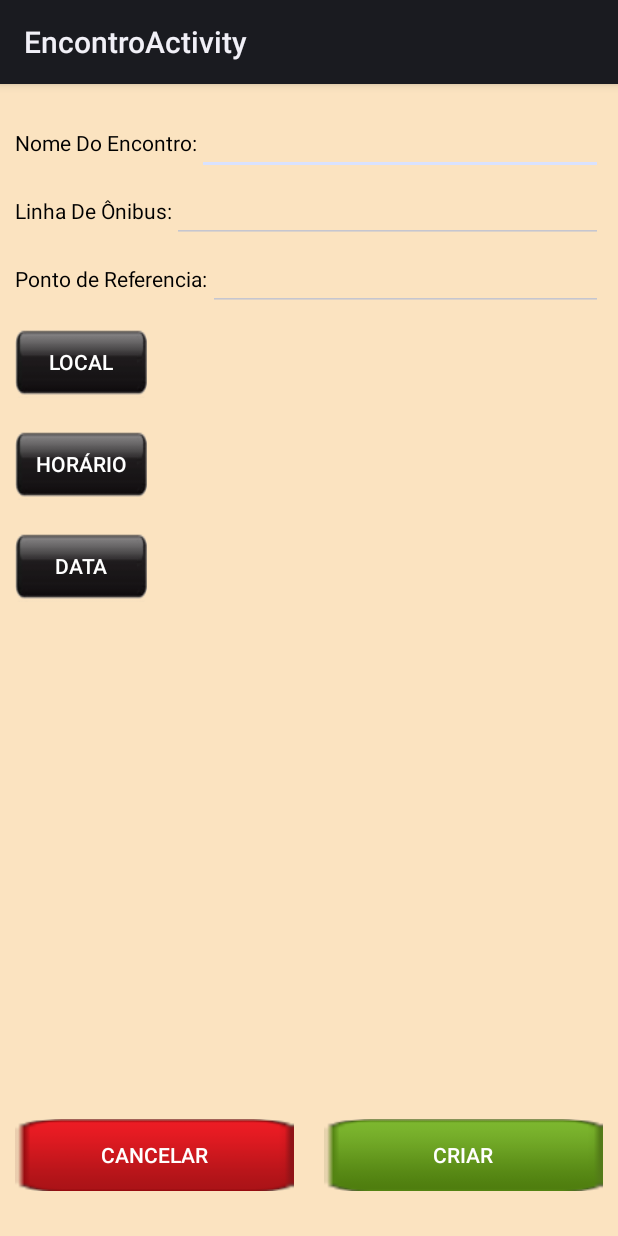
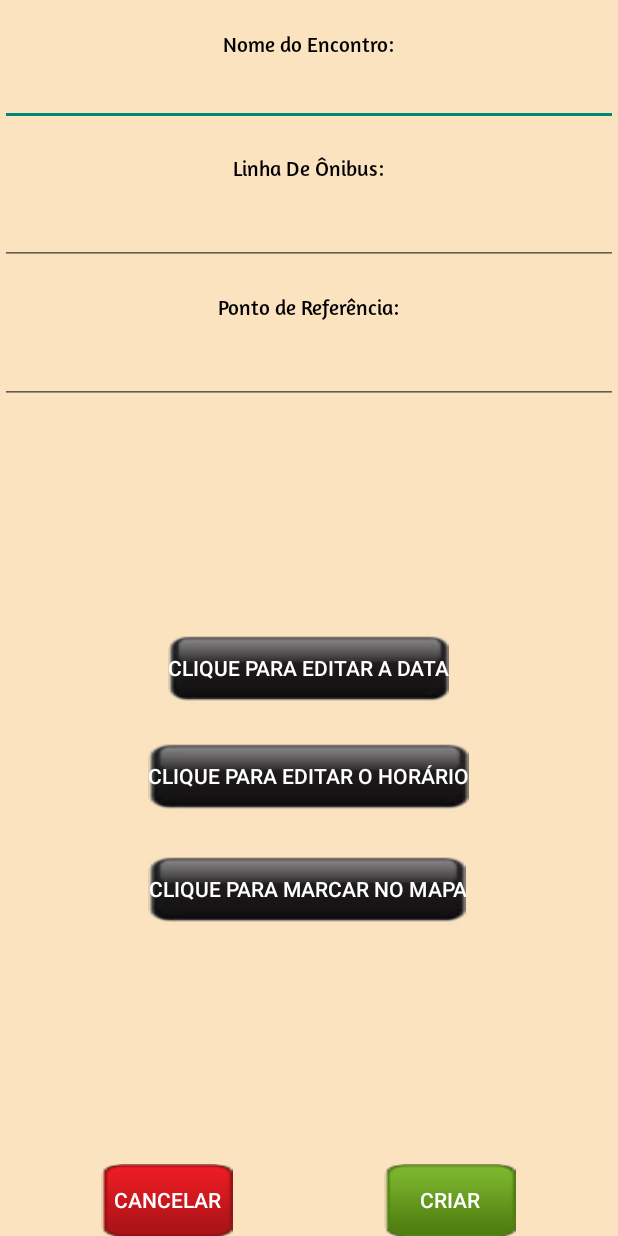
Before and after one commit to leonardoavelino/CiaDoBusao, an Android app: the NovoEncontroActivity screen opened directly, with no data from a screen before it, on a phone screen of 412 x 824 dp. Run offline under Robolectric (Android 15) with nearby library versions, the phone set to English and light mode, and no system bars.

Commit message:
Fix Parse Initialization, Hierarchy, Design

```diff
--- a/app/src/main/java/com/example/snakechild/ciadobusao/MainActivity.java
+++ b/app/src/main/java/com/example/snakechild/ciadobusao/MainActivity.java
@@ -21,6 +21,8 @@ import com.facebook.GraphRequest;
 import com.facebook.GraphResponse;
 import com.facebook.login.LoginResult;
 import com.facebook.login.widget.LoginButton;
+import com.parse.Parse;
+import com.parse.ParseInstallation;
 
 import org.json.JSONException;
 import org.json.JSONObject;
@@ -33,6 +35,19 @@ public class MainActivity extends Activity {
     @Override
     protected void onCreate(Bundle savedInstanceState) {
         super.onCreate(savedInstanceState);
+
+        //BD
+        Parse.enableLocalDatastore(this);
+
+        //Notificacao
+        Parse.initialize(this, "r2Hs81lOwoi7YK9mby5m49409JuOx5EzpBULMNnP", "tdeLsjWBSqTd5KRCoULEScSbzKHpW80m2bpHQZzZ");
+        ParseInstallation.getCurrentInstallation().saveInBackground();
+
+        //EXAMPLE
+        //ParseObject testObject = new ParseObject("TestObject");
+        //testObject.put("foo", "bar");
+        //testObject.saveInBackground();
+
         FacebookSdk.sdkInitialize(getApplicationContext());
         mCallbackManager = CallbackManager.Factory.create();
         setContentView(R.layout.activity_main);
--- a/app/src/main/java/com/example/snakechild/ciadobusao/NovoEncontroActivity.java
+++ b/app/src/main/java/com/example/snakechild/ciadobusao/NovoEncontroActivity.java
@@ -1,14 +1,41 @@
 package com.example.snakechild.ciadobusao;
 
 import android.app.Activity;
+import android.graphics.Typeface;
 import android.os.Bundle;
+import android.view.WindowManager;
+import android.widget.TextView;
+
+import com.example.snakechild.ciadobusao.util.CustomizeFont;
 
 
 public class NovoEncontroActivity extends Activity {
+
+    private static TextView nomeText;
+    private static TextView linhaText;
+    private static TextView pontoRefText;
 
     @Override
     protected void onCreate(Bundle savedInstanceState) {
         super.onCreate(savedInstanceState);
         setContentView(R.layout.activity_novoencontro);
+
+        nomeText = (TextView) this.findViewById(R.id.idNomeEnc);
+        linhaText = (TextView) this.findViewById(R.id.idLinhaOnibusText);
+        pontoRefText = (TextView) this.findViewById(R.id.idPontoRefText);
+        customizeItems();
+    }
+
+    public void customizeItems(){
+        getWindow().setFlags(WindowManager.LayoutParams.FLAG_FULLSCREEN,
+                WindowManager.LayoutParams.FLAG_FULLSCREEN);
+        CustomizeFont.customizeFont(this, "Amaranth-Regular.otf", nomeText);
+        CustomizeFont.customizeFont(this, "Amaranth-Regular.otf", linhaText);
+        CustomizeFont.customizeFont(this, "Amaranth-Regular.otf", pontoRefText);
+    }
+
+    @Override
+    public void onBackPressed() {
+        super.onBackPressed();
     }
 }
--- a/app/src/main/java/com/example/snakechild/ciadobusao/PerfilActivity.java
+++ b/app/src/main/java/com/example/snakechild/ciadobusao/PerfilActivity.java
@@ -1,26 +1,20 @@
 package com.example.snakechild.ciadobusao;
 
 import android.app.Activity;
-import android.graphics.Bitmap;
-import android.support.v7.app.ActionBarActivity;
+import android.content.Intent;
 import android.os.Bundle;
-import android.util.Log;
-import android.view.Menu;
 import android.view.MenuItem;
+import android.view.View;
+import android.view.WindowManager;
 import android.widget.TextView;
 
+import com.example.snakechild.ciadobusao.util.CustomizeFont;
+import com.facebook.AccessToken;
 import com.facebook.GraphRequest;
-import com.facebook.AccessToken;
 import com.facebook.GraphResponse;
 import com.facebook.login.widget.ProfilePictureView;
-import com.parse.Parse;
-import com.parse.ParseInstallation;
-import com.parse.ParseObject;
 
-import org.json.JSONException;
 import org.json.JSONObject;
-
-import java.io.ByteArrayOutputStream;
 
 
 public class PerfilActivity extends Activity {
@@ -34,8 +28,12 @@ public class PerfilActivity extends Activity {
         super.onCreate(savedInstanceState);
         setContentView(R.layout.activity_perfil);
 
+        // Hide the Status Bar
+        getWindow().setFlags(WindowManager.LayoutParams.FLAG_FULLSCREEN,
+                WindowManager.LayoutParams.FLAG_FULLSCREEN);
+
         userNameView = (TextView) this.findViewById(R.id.selection_user_name);
-        //userNameView.setText(user.getName());
+        CustomizeFont.customizeFont(this, "Amaranth-Regular.otf", userNameView);
         profilePictureView = (ProfilePictureView) this
                 .findViewById(R.id.selection_profile_pic);
         profilePictureView.setCropped(true);
@@ -43,18 +41,13 @@ public class PerfilActivity extends Activity {
         if (accessToken != null) {
             makeMeRequest(accessToken);
         }
+    }
 
-        //BD
-        Parse.enableLocalDatastore(this);
+    public void criarNovoEncontro(View v){
+        Intent i = new Intent();
+        i.setClass(getApplicationContext(), NovoEncontroActivity.class);
+        startActivity(i);
 
-        //Notificacao
-        Parse.initialize(this, "r2Hs81lOwoi7YK9mby5m49409JuOx5EzpBULMNnP", "tdeLsjWBSqTd5KRCoULEScSbzKHpW80m2bpHQZzZ");
-        ParseInstallation.getCurrentInstallation().saveInBackground();
-
-        //EXAMPLE
-        //ParseObject testObject = new ParseObject("TestObject");
-        //testObject.put("foo", "bar");
-        //testObject.saveInBackground();
     }
 
     private void makeMeRequest(AccessToken accessToken) {
@@ -74,7 +67,7 @@ public class PerfilActivity extends Activity {
     @Override
     public void onBackPressed() {
         super.onBackPressed();
-        finish();
+        //finish();
     }
 
     @Override
--- /dev/null
+++ b/app/src/main/java/com/example/snakechild/ciadobusao/util/CustomizeFont.java
@@ -0,0 +1,17 @@
+package com.example.snakechild.ciadobusao.util;
+
+import android.app.Activity;
+import android.graphics.Typeface;
+import android.widget.TextView;
+
+/**
+ * Created by Ramon on 05/05/2015.
+ */
+public class CustomizeFont {
+
+    public static void customizeFont(Activity activity, String font, TextView textView){
+        Typeface typeFont = Typeface.createFromAsset(activity.getAssets(), font);
+        textView.setTypeface(typeFont);
+
+    }
+}
--- a/app/src/main/res/layout/activity_novoencontro.xml
+++ b/app/src/main/res/layout/activity_novoencontro.xml
@@ -3,101 +3,92 @@
     android:layout_width="match_parent"
     android:layout_height="match_parent"
     android:orientation="vertical"
-    android:background="#fffbe3c0">
+    android:background="#fffbe3c0"
+    android:id="@+id/idNewEncontro" >
 
-    <LinearLayout
-        android:layout_width="match_parent"
-        android:layout_height="wrap_content"
-        android:orientation="horizontal"
-        android:paddingTop="15dp" >
+    <RelativeLayout
+        android:layout_width="fill_parent"
+        android:layout_height="fill_parent">
 
         <TextView
-            android:id="@+id/textView"
+            android:id="@+id/idNomeEnc"
             android:layout_width="wrap_content"
             android:layout_height="wrap_content"
-            android:layout_marginLeft="10dp"
             android:maxLines="1"
             android:singleLine="true"
-            android:text="Nome Do Encontro:"
-            android:textColor="#000000"/>
+            android:text="@string/str_nome_do_encontro"
+            android:textColor="#000000"
+            android:textStyle="normal"
+            android:fontFamily="@string/com_facebook_loginview_log_in_button_long"
+            android:layout_alignParentTop="true"
+            android:layout_centerHorizontal="true"
+            android:layout_marginTop="21dp" />
 
         <EditText
             android:id="@+id/nomeEdit"
+            android:layout_width="0dp"
+            android:layout_height="wrap_content"
+            android:ems="10"
+            android:inputType="textPersonName"
+            android:maxLines="1"
+            android:singleLine="true"
+            android:layout_below="@+id/idNomeEnc"
+            android:layout_alignParentRight="true"
+            android:layout_alignParentEnd="true"
+            android:layout_toEndOf="@+id/linhaEdit"
+            android:layout_alignParentLeft="true"
+            android:layout_alignParentStart="true" />
+
+        <TextView
+            android:id="@+id/idLinhaOnibusText"
             android:layout_width="wrap_content"
             android:layout_height="wrap_content"
-            android:layout_marginRight="10dp"
+            android:text="@string/linha_onibus_str"
+            android:textColor="#000000"
+            android:layout_marginTop="20dp"
+            android:layout_below="@+id/nomeEdit"
+            android:layout_centerHorizontal="true" />
+
+        <EditText
+            android:id="@+id/linhaEdit"
+            android:layout_width="0dp"
+            android:layout_height="wrap_content"
+            android:ems="10"
+            android:inputType="textPersonName"
+            android:maxLines="1"
+            android:singleLine="true"
+            android:layout_marginTop="10dp"
+            android:layout_below="@+id/idLinhaOnibusText"
+            android:layout_alignParentRight="true"
+            android:layout_alignParentEnd="true"
+            android:layout_alignParentLeft="true"
+            android:layout_alignParentStart="true" />
+
+        <TextView
+            android:id="@+id/idPontoRefText"
+            android:layout_width="wrap_content"
+            android:layout_height="wrap_content"
+            android:text="@string/ponto_ref_str"
+            android:textColor="#000000"
+            android:layout_marginTop="20dp"
+            android:layout_below="@+id/linhaEdit"
+            android:layout_centerHorizontal="true" />
+
+        <EditText
+            android:id="@+id/pontoEdit"
+            android:layout_width="0dp"
+            android:layout_height="wrap_content"
             android:layout_weight="1"
             android:ems="10"
             android:inputType="textPersonName"
             android:maxLines="1"
-            android:singleLine="true" />
-    </LinearLayout>
-
-    <LinearLayout
-        android:layout_width="match_parent"
-        android:layout_height="wrap_content"
-        android:orientation="horizontal" >
-
-        <TextView
-            android:id="@+id/textView2"
-            android:layout_width="wrap_content"
-            android:layout_height="wrap_content"
-            android:layout_marginLeft="10dp"
-            android:text="Linha De Ônibus:"
-            android:textColor="#000000"/>
-
-        <EditText
-            android:id="@+id/linhaEdit"
-            android:layout_width="wrap_content"
-            android:layout_height="wrap_content"
-            android:layout_marginRight="10dp"
-            android:layout_weight="1"
-            android:ems="10"
-            android:inputType="textPersonName"
-            android:maxLines="1"
-            android:singleLine="true" />
-    </LinearLayout>
-
-    <LinearLayout
-        android:layout_width="match_parent"
-        android:layout_height="wrap_content"
-        android:orientation="horizontal" >
-
-        <TextView
-            android:id="@+id/textView3"
-            android:layout_width="wrap_content"
-            android:layout_height="wrap_content"
-            android:layout_marginLeft="10dp"
-            android:text="Ponto de Referencia:"
-            android:textColor="#000000"/>
-
-        <EditText
-            android:id="@+id/pontoEdit"
-            android:layout_width="wrap_content"
-            android:layout_height="wrap_content"
-            android:layout_marginRight="10dp"
-            android:layout_weight="1"
-            android:ems="10"
-            android:inputType="textPersonName"
-            android:maxLines="1"
-            android:singleLine="true" />
-    </LinearLayout>
-
-    <RelativeLayout
-        android:layout_width="match_parent"
-        android:layout_height="wrap_content"
-        android:orientation="horizontal" >
-
-        <Button
-            android:id="@+id/buttonLocal"
-            android:layout_width="wrap_content"
-            android:layout_height="wrap_content"
-            android:layout_marginBottom="10dp"
-            android:layout_marginLeft="10dp"
+            android:singleLine="true"
+            android:layout_below="@+id/idPontoRefText"
             android:layout_marginTop="10dp"
-            android:background="@mipmap/buttonblack"
-            android:text="Local"
-            android:textColor="#FFFFFF" />
+            android:layout_alignParentRight="true"
+            android:layout_alignParentEnd="true"
+            android:layout_alignParentLeft="true"
+            android:layout_alignParentStart="true" />
 
         <TextView
             android:id="@+id/textViewLocal"
@@ -105,23 +96,6 @@
             android:layout_height="wrap_content"
             android:layout_centerHorizontal="true"
             android:layout_centerVertical="true" />
-    </RelativeLayout>
-
-    <RelativeLayout
-        android:layout_width="match_parent"
-        android:layout_height="wrap_content"
-        android:orientation="horizontal" >
-
-        <Button
-            android:id="@+id/horarioButton"
-            android:layout_width="wrap_content"
-            android:layout_height="wrap_content"
-            android:layout_marginLeft="10dp"
-            android:layout_marginTop="10dp"
-            android:layout_marginBottom="10dp"
-            android:background="@mipmap/buttonblack"
-            android:text="Horário"
-            android:textColor="#FFFFFF" />
 
         <TextView
             android:id="@+id/textViewHora"
@@ -129,22 +103,67 @@
             android:layout_height="wrap_content"
             android:layout_centerHorizontal="true"
             android:layout_centerVertical="true" />
-    </RelativeLayout>
 
-    <RelativeLayout
-        android:layout_width="match_parent"
-        android:layout_height="wrap_content"
-        android:orientation="horizontal" >
+        <Button
+            android:id="@+id/cancelarButtonId"
+            android:layout_width="wrap_content"
+            android:layout_height="wrap_content"
+            android:layout_weight="1"
+            android:background="@mipmap/btn_red_matte"
+            android:text="Cancelar"
+            android:textColor="#ffffff"
+            android:layout_gravity="right"
+            android:layout_alignParentBottom="true"
+            android:layout_toLeftOf="@+id/idLinhaOnibusText"
+            android:layout_toStartOf="@+id/idLinhaOnibusText" />
+
+        <Button
+            android:id="@+id/botaocriar"
+            android:layout_width="wrap_content"
+            android:layout_height="wrap_content"
+            android:layout_weight="1"
+            android:background="@mipmap/btn_green_matte"
+            android:text="Criar"
+            android:textColor="#ffffff"
+            android:layout_gravity="right"
+            android:layout_alignTop="@+id/cancelarButtonId"
+            android:layout_toRightOf="@+id/idLinhaOnibusText"
+            android:layout_toEndOf="@+id/idLinhaOnibusText" />
+
+        <Button
+            android:id="@+id/idMapaButton"
+            android:layout_width="wrap_content"
+            android:layout_height="wrap_content"
+            android:background="@mipmap/buttonblack"
+            android:text="Clique para marcar no mapa"
+            android:textColor="#FFFFFF"
+            android:layout_gravity="center_horizontal"
+            android:layout_marginTop="27dp"
+            android:layout_below="@+id/horarioButton"
+            android:layout_alignLeft="@+id/horarioButton"
+            android:layout_alignStart="@+id/horarioButton" />
+
+        <Button
+            android:id="@+id/horarioButton"
+            android:layout_width="wrap_content"
+            android:layout_height="wrap_content"
+            android:background="@mipmap/buttonblack"
+            android:text="Clique para editar o Horário"
+            android:textColor="#FFFFFF"
+            android:layout_marginTop="24dp"
+            android:layout_below="@+id/dataPickerButton"
+            android:layout_centerHorizontal="true" />
 
         <Button
             android:id="@+id/dataPickerButton"
             android:layout_width="wrap_content"
             android:layout_height="wrap_content"
-            android:layout_marginLeft="10dp"
-            android:layout_marginTop="10dp"
             android:background="@mipmap/buttonblack"
-            android:text="Data"
-            android:textColor="#FFFFFF" />
+            android:text="Clique para editar a data"
+            android:textColor="#FFFFFF"
+            android:layout_gravity="center_horizontal"
+            android:layout_below="@+id/textViewLocal"
+            android:layout_centerHorizontal="true" />
 
         <TextView
             android:id="@+id/textViewData"
@@ -154,34 +173,4 @@
             android:layout_centerVertical="true" />
     </RelativeLayout>
 
-    <LinearLayout
-        android:layout_width="match_parent"
-        android:layout_height="154dp"
-        android:layout_weight="1.54"
-        android:gravity="center_horizontal|bottom"
-        android:orientation="horizontal"
-        android:paddingTop="40dp" >
-
-        <Button
-            android:id="@+id/cancelarButtonId"
-            android:layout_width="wrap_content"
-            android:layout_height="wrap_content"
-            android:layout_margin="10dp"
-            android:layout_weight="1"
-            android:background="@mipmap/btn_red_matte"
-            android:text="Cancelar"
-            android:textColor="#ffffff" />
-
-        <Button
-            android:id="@+id/botaocriar"
-            android:layout_width="wrap_content"
-            android:layout_height="wrap_content"
-            android:layout_margin="10dp"
-            android:layout_marginLeft="30dp"
-            android:layout_weight="1"
-            android:background="@mipmap/btn_green_matte"
-            android:text="Criar"
-            android:textColor="#ffffff" />
-    </LinearLayout>
-
 </LinearLayout>
--- a/app/src/main/res/layout/activity_perfil.xml
+++ b/app/src/main/res/layout/activity_perfil.xml
@@ -3,28 +3,51 @@
     android:layout_width="match_parent"
     android:layout_height="match_parent"
     android:orientation="vertical"
-    android:background="#fffbe3c0">
+    android:background="#fffbe3c0"
+    android:id="@+id/idPerfilUser">
 
     <com.facebook.login.widget.ProfilePictureView
         android:id="@+id/selection_profile_pic"
         android:layout_width="wrap_content"
         android:layout_height="wrap_content"
-        android:layout_centerHorizontal="true"
-        android:layout_centerVertical="true"
         android:gravity="center_horizontal"
-        facebook:preset_size="normal" >
+        facebook:preset_size="normal"
+        android:layout_alignParentTop="true"
+        android:layout_alignParentRight="true"
+        android:layout_alignParentEnd="true"
+        android:layout_marginRight="20dp"
+        android:layout_marginEnd="42dp"
+        android:layout_marginTop="20dp">
     </com.facebook.login.widget.ProfilePictureView>
 
     <TextView
         android:id="@+id/selection_user_name"
         android:layout_width="wrap_content"
         android:layout_height="wrap_content"
-        android:layout_centerHorizontal="true"
-        android:layout_alignTop="@+id/selection_profile_pic"
-        android:layout_marginTop="120dp"
         android:text=""
-        android:textColor="#333"
-        android:textSize="25sp" />
+        android:textColor="#ff3f5153"
+        android:textSize="25sp"
+        android:layout_alignBottom="@+id/selection_profile_pic"
+        android:layout_alignParentLeft="true"
+        android:layout_alignParentStart="true"
+        android:layout_marginLeft="15dp"
+        android:layout_marginStart="19dp"
+        android:layout_marginBottom="31dp" />
 
+    <ImageButton
+        android:layout_width="wrap_content"
+        android:layout_height="wrap_content"
+        android:id="@+id/idNewEncImageButton"
+        android:layout_marginBottom="20dp"
+        android:src="@mipmap/new_enc_button"
+        android:contentDescription="@string/new_description"
+        android:clickable="true"
+        android:onClick="criarNovoEncontro"
+        android:background="#00ffffff"
+        android:layout_alignParentBottom="true"
+        android:layout_alignRight="@+id/selection_profile_pic"
+        android:layout_alignEnd="@+id/selection_profile_pic"
+        android:layout_marginRight="20dp"
+        android:layout_marginEnd="46dp" />
 
 </RelativeLayout>
--- a/app/src/main/res/values/strings.xml
+++ b/app/src/main/res/values/strings.xml
@@ -13,4 +13,8 @@
     <string name="name_app">Cia. do Busão</string>
     <string name="title_activity_perfil">PerfilActivity</string>
     <string name="title_activity_encontro">EncontroActivity</string>
+    <string name="new_description">Novo encontro</string>
+    <string name="str_nome_do_encontro">Nome do Encontro:</string>
+    <string name="linha_onibus_str">Linha De Ônibus:</string>
+    <string name="ponto_ref_str">Ponto de Referência:</string>
 </resources>
--- a/app/src/main/res/values/styles.xml
+++ b/app/src/main/res/values/styles.xml
@@ -11,4 +11,5 @@
         <!-- Customize your theme here. -->
         <item name="android:windowNoTitle">false</item>
     </style>
+
 </resources>
```
Also changed, not shown: app/src/main/AndroidManifest.xml (+8 -6 lines), app/src/main/new_enc_button-web.png (added), app/src/main/res/mipmap-hdpi/new_enc_button.png (added), app/src/main/res/mipmap-mdpi/new_enc_button.png (added), app/src/main/res/mipmap-xhdpi/new_enc_button.png (added), app/src/main/res/mipmap-xxhdpi/new_enc_button.png (added), app/src/main/res/mipmap-xxxhdpi/new_enc_button.png (added).
